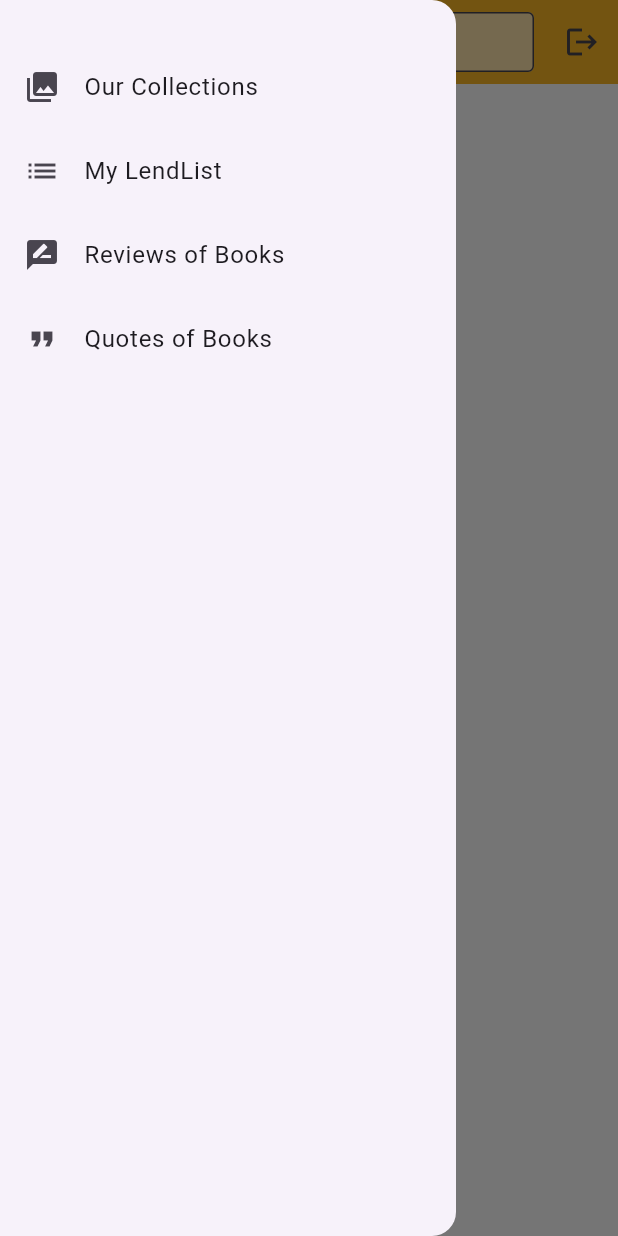
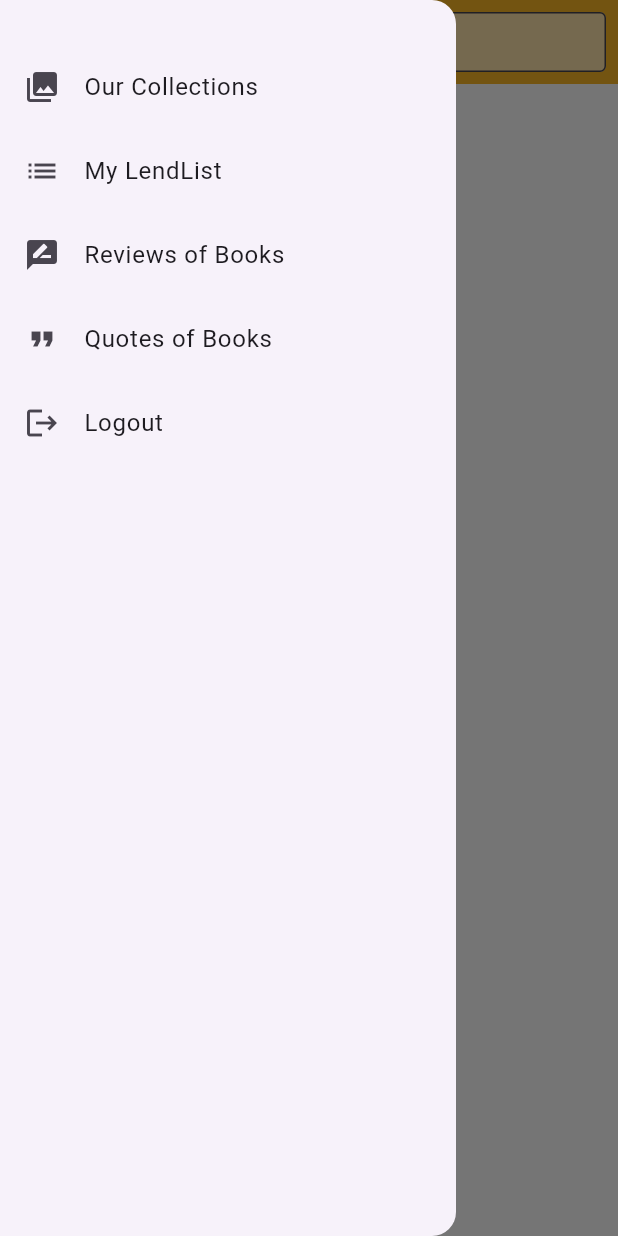
Before and after one commit to mutualibri/mutualibri, a Flutter app: the CatalogTemplate screen opened directly, with the side drawer open, on a phone screen of 412 x 824 dp. Run offline on Flutter 3.47's test engine with Material 3 defaults, Android fonts, the phone set to English and light mode, and no system bars; our stand-ins replace flutter_svg, shared_preferences; missing offline and left inert: pbp_django_auth; accounts and stored records are empty.

Commit message:
fixed error

```diff
--- a/lib/main.dart
+++ b/lib/main.dart
@@ -1,6 +1,6 @@
 import 'package:flutter/material.dart';
 import 'package:mutualibri/register/register.dart';
-import 'package:mutualibri/widgets/bottom_navbar.dart';
+import 'package:mutualibri/widgets/drawer.dart';
 import 'package:mutualibri/widgets/catalog.dart';
 import 'package:pbp_django_auth/pbp_django_auth.dart';
 import 'package:provider/provider.dart';
--- a/lib/screens/quotes/quote_form.dart
+++ b/lib/screens/quotes/quote_form.dart
@@ -3,7 +3,7 @@ import 'dart:convert';
 import 'package:flutter/material.dart';
 import 'package:mutualibri/models/database_book.dart';
 import 'package:mutualibri/screens/quotes/quote_template.dart';
-import 'package:mutualibri/widgets/bottom_navbar.dart';
+import 'package:mutualibri/widgets/drawer.dart';
 import 'package:mutualibri/widgets/catalog.dart';
 import 'package:pbp_django_auth/pbp_django_auth.dart';
 import 'package:provider/provider.dart';
--- a/lib/screens/quotes/quote_null.dart
+++ b/lib/screens/quotes/quote_null.dart
@@ -1,7 +1,7 @@
 import 'package:flutter/material.dart';
 import 'package:mutualibri/screens/quotes/quote_form.dart';
 import 'package:mutualibri/screens/quotes/quote_template.dart';
-import 'package:mutualibri/widgets/bottom_navbar.dart';
+import 'package:mutualibri/widgets/drawer.dart';
 
 class QuoteNull extends StatelessWidget {
   @override
--- a/lib/screens/quotes/quote_template.dart
+++ b/lib/screens/quotes/quote_template.dart
@@ -6,7 +6,7 @@ import 'package:mutualibri/models/quotes_model.dart';
 import 'dart:convert';
 import 'package:mutualibri/screens/quotes/quote_form.dart';
 import 'package:mutualibri/screens/quotes/quote_null.dart';
-import 'package:mutualibri/widgets/bottom_navbar.dart';
+import 'package:mutualibri/widgets/drawer.dart';
 import 'package:mutualibri/widgets/catalog.dart';
 import 'package:pbp_django_auth/pbp_django_auth.dart';
 import 'package:provider/provider.dart';
--- a/lib/screens/review/review_form.dart
+++ b/lib/screens/review/review_form.dart
@@ -3,7 +3,7 @@ import 'dart:convert';
 import 'package:flutter/material.dart';
 import 'package:mutualibri/constants.dart';
 import 'package:mutualibri/screens/review/review_list.dart';
-import 'package:mutualibri/widgets/bottom_navbar.dart';
+import 'package:mutualibri/widgets/drawer.dart';
 import 'package:mutualibri/widgets/catalog.dart';
 import 'package:pbp_django_auth/pbp_django_auth.dart';
 import 'package:provider/provider.dart';
--- a/lib/screens/review/review_list.dart
+++ b/lib/screens/review/review_list.dart
@@ -2,7 +2,7 @@ import 'package:intl/intl.dart';
 import 'package:flutter/material.dart';
 import 'package:mutualibri/constants.dart';
 import 'package:mutualibri/models/review.dart';
-import 'package:mutualibri/widgets/bottom_navbar.dart';
+import 'package:mutualibri/widgets/drawer.dart';
 import 'package:pbp_django_auth/pbp_django_auth.dart';
 import 'package:provider/provider.dart';
 
@@ -18,7 +18,7 @@ class _ReviewProductPageState extends State<ReviewProductPage> {
 
   Future<List<Review>> fetchReview() async {
     final request = context.watch<CookieRequest>();
-    String url = 'http://127.0.0.1:8000/review/json/';
+    String url = 'https://mutualibri-a08-tk.pbp.cs.ui.ac.id/review/json/';
 
     var response = await request.get(url);
 
--- a/lib/widgets/catalog.dart
+++ b/lib/widgets/catalog.dart
@@ -5,7 +5,7 @@ import 'package:mutualibri/constants.dart';
 import 'package:mutualibri/models/database_book.dart';
 import 'package:mutualibri/screens/lend/lend_detailbook.dart';
 import 'package:mutualibri/screens/login/login.dart';
-import 'package:mutualibri/widgets/bottom_navbar.dart';
+import 'package:mutualibri/widgets/drawer.dart';
 import 'package:pbp_django_auth/pbp_django_auth.dart';
 import 'package:provider/provider.dart';
 
@@ -72,12 +72,15 @@ class _CatalogTemplateState extends State<CatalogTemplate> {
     return Scaffold(
       appBar: AppBar(
         backgroundColor: const Color(0xFFfbb825),
-        title: const Text('Catalog', style: TextStyle(color: Colors.black),),
+        title: Text(
+          'Catalog',
+          style: TextStyle(color: Colors.black),
+        ),
         actions: [
           Padding(
             padding: const EdgeInsets.all(8.0),
             child: SizedBox(
-              width: 300,
+              width: 250, // Set the desired width for the TextField
               child: TextField(
                 controller: _searchController,
                 onChanged: _onSearchChanged,
@@ -88,12 +91,6 @@ class _CatalogTemplateState extends State<CatalogTemplate> {
                 ),
               ),
             ),
-          ),
-          IconButton(
-            icon: Icon(Icons.logout),
-            onPressed: () {
-              _logout(context);
-            },
           ),
         ],
       ),
@@ -220,7 +217,8 @@ class _CatalogTemplateState extends State<CatalogTemplate> {
 
   void _logout(BuildContext context) async {
     final request = context.read<CookieRequest>();
-    await request.logout('http://127.0.0.1:8000/auth/logout/');
+    await request
+        .logout('https://mutualibri-a08-tk.pbp.cs.ui.ac.id/auth/logout/');
 
     // Navigate to the login page after logout
     Navigator.pushReplacement(
--- a/lib/widgets/bottom_navbar.dart
+++ b/lib/widgets/drawer.dart
@@ -1,8 +1,10 @@
 import 'package:flutter/material.dart';
 import 'package:mutualibri/screens/lend/lend_listlend.dart';
+import 'package:mutualibri/screens/login/login.dart';
 import 'package:mutualibri/screens/quotes/quote_template.dart';
 import 'package:mutualibri/screens/review/review_list.dart';
 import 'package:mutualibri/widgets/catalog.dart';
+import 'package:pbp_django_auth/pbp_django_auth.dart';
 
 class DrawerClass extends StatelessWidget {
   const DrawerClass({super.key});
@@ -64,6 +66,16 @@ class DrawerClass extends StatelessWidget {
               );
             },
           ),
+          ListTile(
+            leading: Icon(Icons.logout),
+            title: const Text('Logout'),
+            onTap: () {
+              Navigator.pushReplacement(
+                context,
+                MaterialPageRoute(builder: (context) => LoginPage()),
+              );
+            },
+          ),
         ],
       ),
     );
```
Also changed, not shown: lib/screens/lend/lend_listlend.dart (+1 -15 lines), 1 other file.
